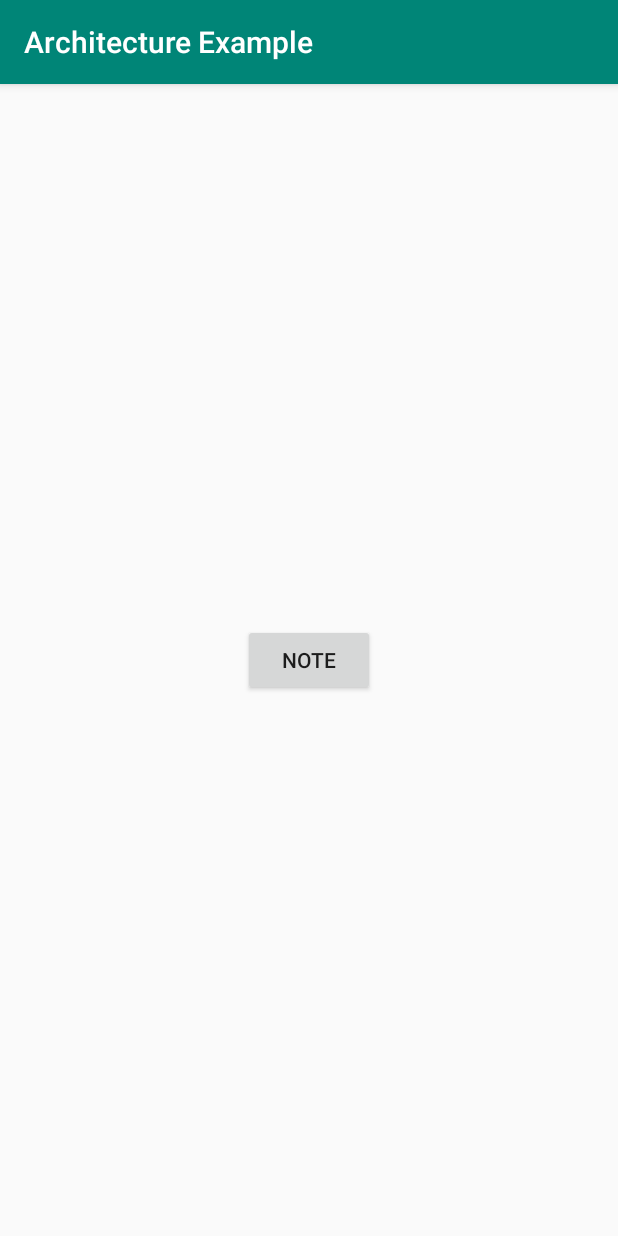
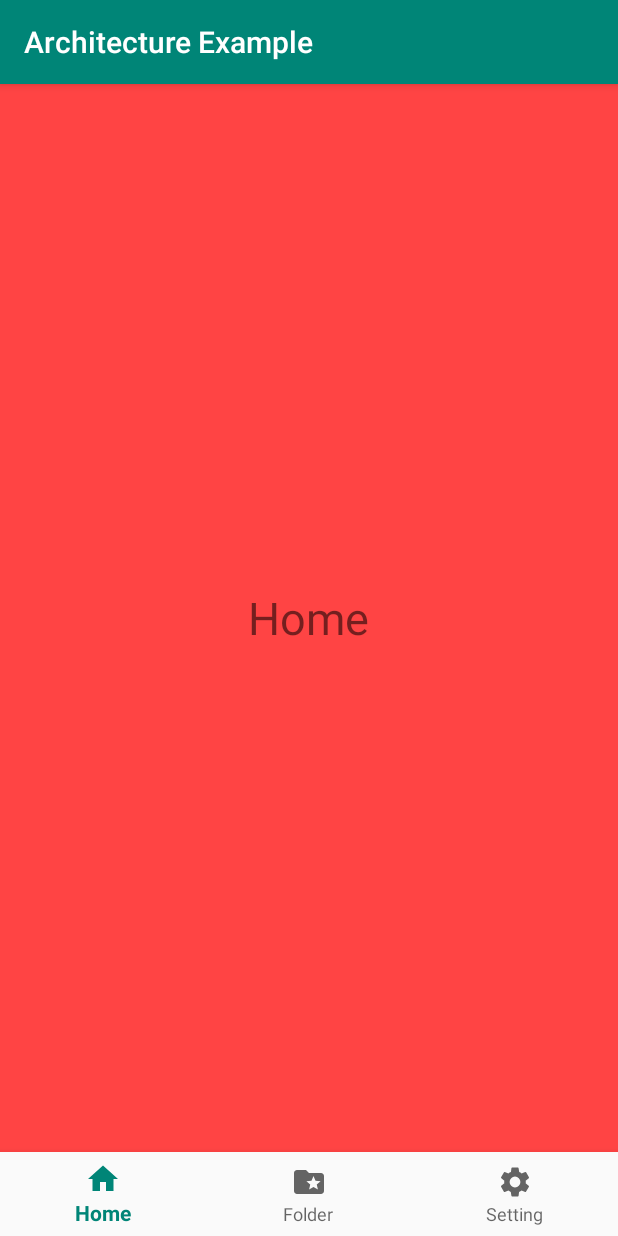
Before and after one commit to wenchiayang/android-mvvm-practice, an Android app: the screen it shows after launch (MainActivity), on a phone screen of 412 x 824 dp. Run offline under Robolectric (Android 15) with nearby library versions, the phone set to English and light mode, and no system bars.

Commit message:
add bottom tab example

```diff
--- a/app/src/main/java/com/example/architectureexample/scences/main/MainActivity.java
+++ b/app/src/main/java/com/example/architectureexample/scences/main/MainActivity.java
@@ -1,16 +1,18 @@
 package com.example.architectureexample.scences.main;
 
-import android.content.Intent;
-import android.view.View;
-import android.widget.Button;
+import android.view.MenuItem;
+import androidx.annotation.NonNull;
 import androidx.appcompat.app.AppCompatActivity;
 import android.os.Bundle;
+import androidx.fragment.app.Fragment;
 import com.example.architectureexample.R;
-import com.example.architectureexample.scences.note.NoteActivity;
+import com.example.architectureexample.scences.main.fragments.FolderFragment;
+import com.example.architectureexample.scences.main.fragments.HomeFragment;
+import com.example.architectureexample.scences.main.fragments.SettingFragment;
+import com.google.android.material.bottomnavigation.BottomNavigationView;
 
 public class MainActivity extends AppCompatActivity {
-
-    private Button noteButton;
+    private BottomNavigationView bottomNavigationView;
 
     @Override
     protected void onCreate(Bundle savedInstanceState) {
@@ -20,12 +22,27 @@ public class MainActivity extends AppCompatActivity {
     }
 
     private void setupViews() {
-        noteButton = findViewById(R.id.button_note);
-        noteButton.setOnClickListener(new View.OnClickListener() {
+        getSupportFragmentManager().beginTransaction().replace(R.id.fragment_container, new HomeFragment()).commit();
+
+        bottomNavigationView = findViewById(R.id.bottom_navigation);
+        bottomNavigationView.setOnNavigationItemSelectedListener(new BottomNavigationView.OnNavigationItemSelectedListener() {
             @Override
-            public void onClick(View v) {
-                Intent intent = new Intent(MainActivity.this, NoteActivity.class);
-                startActivity(intent);
+            public boolean onNavigationItemSelected(@NonNull MenuItem item) {
+                Fragment selectedFragment = null;
+                switch (item.getItemId()) {
+                    case R.id.nav_home:
+                        selectedFragment = new HomeFragment();
+                        break;
+                    case R.id.nav_folder:
+                        selectedFragment = new FolderFragment();
+                        break;
+                    case R.id.nav_setting:
+                        selectedFragment = new SettingFragment();
+                        break;
+                }
+
+                getSupportFragmentManager().beginTransaction().replace(R.id.fragment_container, selectedFragment).commit();
+                return true;
             }
         });
     }
--- /dev/null
+++ b/app/src/main/java/com/example/architectureexample/scences/main/fragments/HomeFragment.java
@@ -0,0 +1,20 @@
+package com.example.architectureexample.scences.main.fragments;
+
+import android.os.Bundle;
+import android.view.LayoutInflater;
+import android.view.View;
+import android.view.ViewGroup;
+import androidx.annotation.NonNull;
+import androidx.annotation.Nullable;
+import androidx.fragment.app.Fragment;
+import com.example.architectureexample.R;
+
+public class HomeFragment extends Fragment {
+    @Nullable
+    @Override
+    public View onCreateView(@NonNull LayoutInflater inflater, @Nullable ViewGroup container, @Nullable Bundle savedInstanceState) {
+        // you can view.findViewById here
+        View view = inflater.inflate(R.layout.fragment_home, container, false);
+        return view;
+    }
+}
--- /dev/null
+++ b/app/src/main/res/drawable/ic_folder.xml
@@ -0,0 +1,9 @@
+<vector xmlns:android="http://schemas.android.com/apk/res/android"
+        android:width="24dp"
+        android:height="24dp"
+        android:viewportWidth="24.0"
+        android:viewportHeight="24.0">
+    <path
+        android:fillColor="#FF000000"
+        android:pathData="M20,6h-8l-2,-2L4,4c-1.1,0 -2,0.9 -2,2v12c0,1.1 0.9,2 2,2h16c1.1,0 2,-0.9 2,-2L22,8c0,-1.1 -0.9,-2 -2,-2zM17.94,17L15,15.28 12.06,17l0.78,-3.33 -2.59,-2.24 3.41,-0.29L15,8l1.34,3.14 3.41,0.29 -2.59,2.24 0.78,3.33z"/>
+</vector>
--- /dev/null
+++ b/app/src/main/res/drawable/ic_home.xml
@@ -0,0 +1,9 @@
+<vector xmlns:android="http://schemas.android.com/apk/res/android"
+        android:width="24dp"
+        android:height="24dp"
+        android:viewportWidth="24.0"
+        android:viewportHeight="24.0">
+    <path
+        android:fillColor="#FF000000"
+        android:pathData="M10,20v-6h4v6h5v-8h3L12,3 2,12h3v8z"/>
+</vector>
--- /dev/null
+++ b/app/src/main/res/drawable/ic_setting.xml
@@ -0,0 +1,9 @@
+<vector xmlns:android="http://schemas.android.com/apk/res/android"
+        android:width="24dp"
+        android:height="24dp"
+        android:viewportWidth="24"
+        android:viewportHeight="24">
+    <path
+        android:fillColor="#FF000000"
+        android:pathData="M19.1,12.9a2.8,2.8 0,0 0,0.1 -0.9,2.8 2.8,0 0,0 -0.1,-0.9l2.1,-1.6a0.7,0.7 0,0 0,0.1 -0.6L19.4,5.5a0.7,0.7 0,0 0,-0.6 -0.2l-2.4,1a6.5,6.5 0,0 0,-1.6 -0.9l-0.4,-2.6a0.5,0.5 0,0 0,-0.5 -0.4H10.1a0.5,0.5 0,0 0,-0.5 0.4L9.3,5.4a5.6,5.6 0,0 0,-1.7 0.9l-2.4,-1a0.4,0.4 0,0 0,-0.5 0.2l-2,3.4c-0.1,0.2 0,0.4 0.2,0.6l2,1.6a2.8,2.8 0,0 0,-0.1 0.9,2.8 2.8,0 0,0 0.1,0.9L2.8,14.5a0.7,0.7 0,0 0,-0.1 0.6l1.9,3.4a0.7,0.7 0,0 0,0.6 0.2l2.4,-1a6.5,6.5 0,0 0,1.6 0.9l0.4,2.6a0.5,0.5 0,0 0,0.5 0.4h3.8a0.5,0.5 0,0 0,0.5 -0.4l0.3,-2.6a5.6,5.6 0,0 0,1.7 -0.9l2.4,1a0.4,0.4 0,0 0,0.5 -0.2l2,-3.4c0.1,-0.2 0,-0.4 -0.2,-0.6ZM12,15.6A3.6,3.6 0,1 1,15.6 12,3.6 3.6,0 0,1 12,15.6Z"/>
+</vector>
--- a/app/src/main/res/layout/activity_main.xml
+++ b/app/src/main/res/layout/activity_main.xml
@@ -1,5 +1,5 @@
 <?xml version="1.0" encoding="utf-8"?>
-<androidx.constraintlayout.widget.ConstraintLayout
+<RelativeLayout
         xmlns:android="http://schemas.android.com/apk/res/android"
         xmlns:tools="http://schemas.android.com/tools"
         xmlns:app="http://schemas.android.com/apk/res-auto"
@@ -7,15 +7,18 @@
         android:layout_height="match_parent"
         tools:context=".scences.main.MainActivity">
 
-    <RelativeLayout
-            android:layout_width="match_parent"
-            android:layout_height="match_parent"
-            android:gravity="center">
-        <Button
-                android:id="@+id/button_note"
-                android:text="Note"
-                android:layout_width="wrap_content"
-                android:layout_height="wrap_content"/>
-    </RelativeLayout>
+    <FrameLayout
+        android:id="@+id/fragment_container"
+        android:layout_width="match_parent"
+        android:layout_height="match_parent"
+        android:layout_above="@+id/bottom_navigation"/>
 
-</androidx.constraintlayout.widget.ConstraintLayout>
+    <com.google.android.material.bottomnavigation.BottomNavigationView
+        android:id="@+id/bottom_navigation"
+        android:layout_width="match_parent"
+        android:layout_height="wrap_content"
+        android:layout_alignParentBottom="true"
+        app:menu="@menu/bottom_navigation"
+        android:background="?android:attr/windowBackground" />
+
+</RelativeLayout>
--- /dev/null
+++ b/app/src/main/res/layout/fragment_home.xml
@@ -0,0 +1,15 @@
+<?xml version="1.0" encoding="utf-8"?>
+<RelativeLayout
+        xmlns:android="http://schemas.android.com/apk/res/android"
+        android:layout_width="match_parent"
+        android:layout_height="match_parent"
+        android:background="@android:color/holo_red_light">
+
+    <TextView
+        android:layout_width="wrap_content"
+        android:layout_height="wrap_content"
+        android:text="Home"
+        android:textSize="30sp"
+        android:layout_centerInParent="true" />
+
+</RelativeLayout>
--- /dev/null
+++ b/app/src/main/res/menu/bottom_navigation.xml
@@ -0,0 +1,17 @@
+<?xml version="1.0" encoding="utf-8"?>
+<menu xmlns:android="http://schemas.android.com/apk/res/android">
+    <item
+        android:id="@+id/nav_home"
+        android:icon="@drawable/ic_home"
+        android:title="Home" />
+
+    <item
+        android:id="@+id/nav_folder"
+        android:icon="@drawable/ic_folder"
+        android:title="Folder" />
+
+    <item
+        android:id="@+id/nav_setting"
+        android:icon="@drawable/ic_setting"
+        android:title="Setting" />
+</menu>
```
Also changed, not shown: app/src/main/java/com/example/architectureexample/scences/main/fragments/FolderFragment.java (added, +19 -0 lines), app/src/main/java/com/example/architectureexample/scences/main/fragments/SettingFragment.java (added, +19 -0 lines), app/src/main/res/layout/fragment_folder.xml (added, +15 -0 lines), app/src/main/res/layout/fragment_setting.xml (added, +15 -0 lines).
